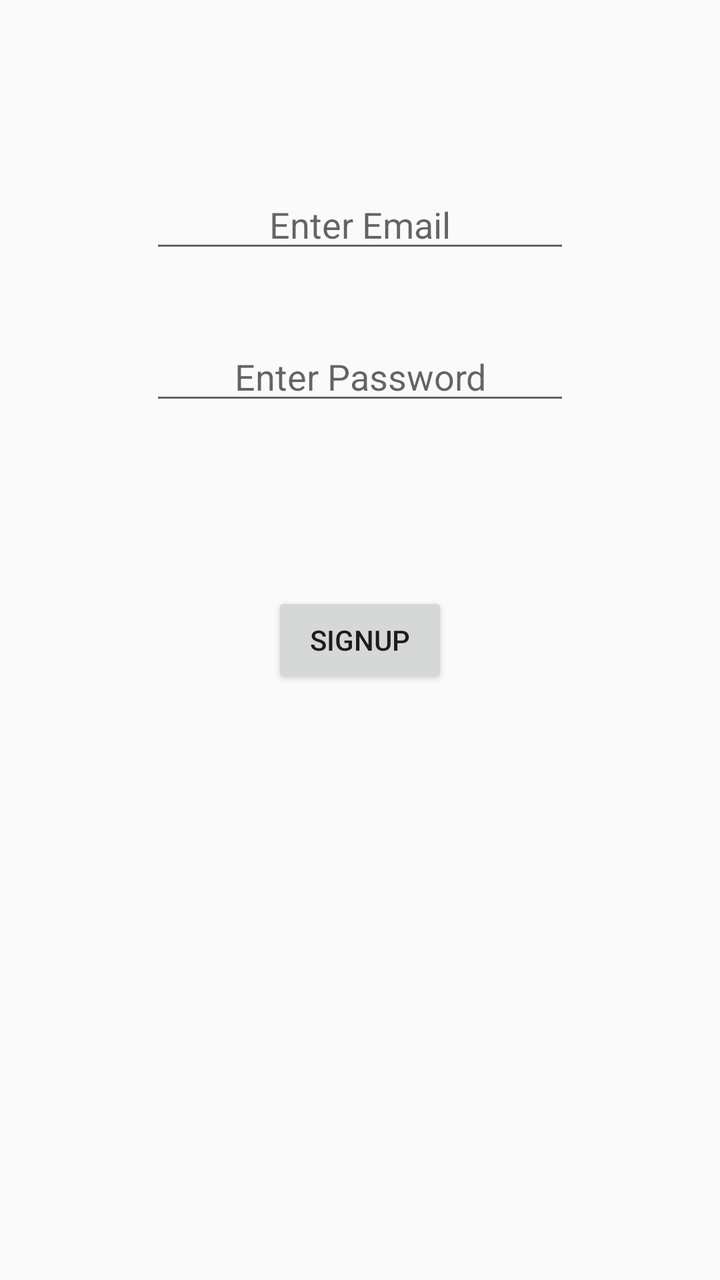
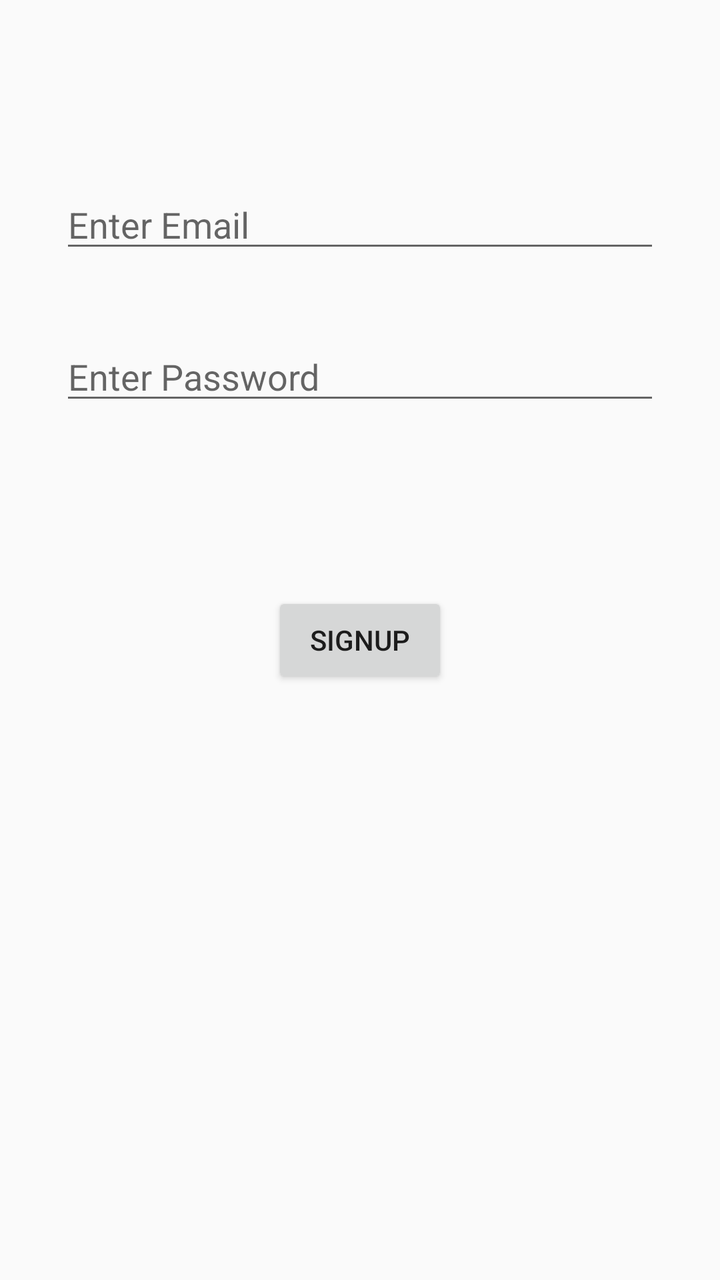

An Android layout rendered at two revisions. The XML below is the earlier revision; the diff shows what the commit changed to produce the second picture.
<!-- AndroidManifest.xml: application theme AppTheme -->
<!-- res/layout/activity_signup.xml -->
<?xml version="1.0" encoding="utf-8"?>
<androidx.constraintlayout.widget.ConstraintLayout xmlns:android="http://schemas.android.com/apk/res/android"
    xmlns:app="http://schemas.android.com/apk/res-auto"
    xmlns:tools="http://schemas.android.com/tools"
    android:id="@+id/signupbtn"
    android:layout_width="match_parent"
    android:layout_height="wrap_content"
    tools:context=".Signup">

    <TextView
        android:id="@+id/Create"
        android:layout_width="259dp"
        android:layout_height="55dp"
        android:layout_marginTop="68dp"
        android:layout_marginBottom="644dp"
        android:text="Create New Account "
        android:textAlignment="center"
        android:textSize="24sp"
        app:layout_constraintBottom_toBottomOf="parent"
        app:layout_constraintEnd_toEndOf="parent"
        app:layout_constraintStart_toStartOf="parent"
        app:layout_constraintTop_toTopOf="parent" />

    <EditText
        android:id="@+id/emailText"
        android:layout_width="wrap_content"
        android:layout_height="wrap_content"
        android:layout_marginTop="75dp"
        android:layout_marginBottom="16dp"
        android:ems="10"
        android:hint="Enter Email"
        android:inputType="textPersonName"
        android:text=""
        android:textAlignment="center"
        app:layout_constraintBottom_toTopOf="@+id/password"
        app:layout_constraintEnd_toEndOf="parent"
        app:layout_constraintStart_toStartOf="parent"
        app:layout_constraintTop_toBottomOf="@+id/Create" />

    <EditText
        android:id="@+id/password"
        android:layout_width="wrap_content"
        android:layout_height="wrap_content"
        android:layout_marginTop="8dp"
        android:layout_marginBottom="422dp"
        android:ems="10"
        android:hint="Enter Password"
        android:textAlignment="center"
        android:inputType="textPassword"
        app:layout_constraintBottom_toBottomOf="parent"
        app:layout_constraintEnd_toEndOf="parent"
        app:layout_constraintStart_toStartOf="parent"
        app:layout_constraintTop_toBottomOf="@+id/emailText" />

    <Button
        android:id="@+id/Signupbtn2"
        android:layout_width="wrap_content"
        android:layout_height="wrap_content"
        android:text="signup"
        app:layout_constraintBottom_toBottomOf="parent"
        app:layout_constraintEnd_toEndOf="parent"
        app:layout_constraintStart_toStartOf="parent"
        app:layout_constraintTop_toTopOf="parent" />
</androidx.constraintlayout.widget.ConstraintLayout>
<!-- resources referenced by this layout -->
<resources>
  <style name="AppTheme" parent="Theme.AppCompat.Light.DarkActionBar">
          
          <item name="colorPrimary">@color/colorPrimary</item>
          <item name="colorPrimaryDark">@color/colorPrimaryDark</item>
          <item name="colorAccent">@color/colorAccent</item>
      </style>
  <color name="colorPrimary">#008577</color>
  <color name="colorPrimaryDark">#00574B</color>
  <color name="colorAccent">#D81B60</color>
</resources>

<!-- the commit's change to res/layout/activity_signup.xml (unified diff, before → after) -->
@@ -2,7 +2,6 @@
 <androidx.constraintlayout.widget.ConstraintLayout xmlns:android="http://schemas.android.com/apk/res/android"
     xmlns:app="http://schemas.android.com/apk/res-auto"
     xmlns:tools="http://schemas.android.com/tools"
-    android:id="@+id/signupbtn"
     android:layout_width="match_parent"
     android:layout_height="wrap_content"
     tools:context=".Signup">
@@ -23,30 +22,33 @@
 
     <EditText
         android:id="@+id/emailText"
-        android:layout_width="wrap_content"
+        android:layout_width="match_parent"
         android:layout_height="wrap_content"
+        android:layout_marginStart="30dp"
         android:layout_marginTop="75dp"
+        android:layout_marginEnd="30dp"
         android:layout_marginBottom="16dp"
         android:ems="10"
         android:hint="Enter Email"
-        android:inputType="textPersonName"
+        android:inputType="textEmailAddress"
         android:text=""
-        android:textAlignment="center"
-        app:layout_constraintBottom_toTopOf="@+id/password"
+        app:layout_constraintBottom_toTopOf="@+id/LoginPassword"
         app:layout_constraintEnd_toEndOf="parent"
         app:layout_constraintStart_toStartOf="parent"
         app:layout_constraintTop_toBottomOf="@+id/Create" />
 
     <EditText
-        android:id="@+id/password"
-        android:layout_width="wrap_content"
+        android:id="@+id/LoginPassword"
+        android:layout_width="match_parent"
         android:layout_height="wrap_content"
+        android:layout_marginStart="30dp"
         android:layout_marginTop="8dp"
+        android:layout_marginEnd="30dp"
         android:layout_marginBottom="422dp"
         android:ems="10"
         android:hint="Enter Password"
-        android:textAlignment="center"
         android:inputType="textPassword"
+        android:textAlignment="textStart"
         app:layout_constraintBottom_toBottomOf="parent"
         app:layout_constraintEnd_toEndOf="parent"
         app:layout_constraintStart_toStartOf="parent"
